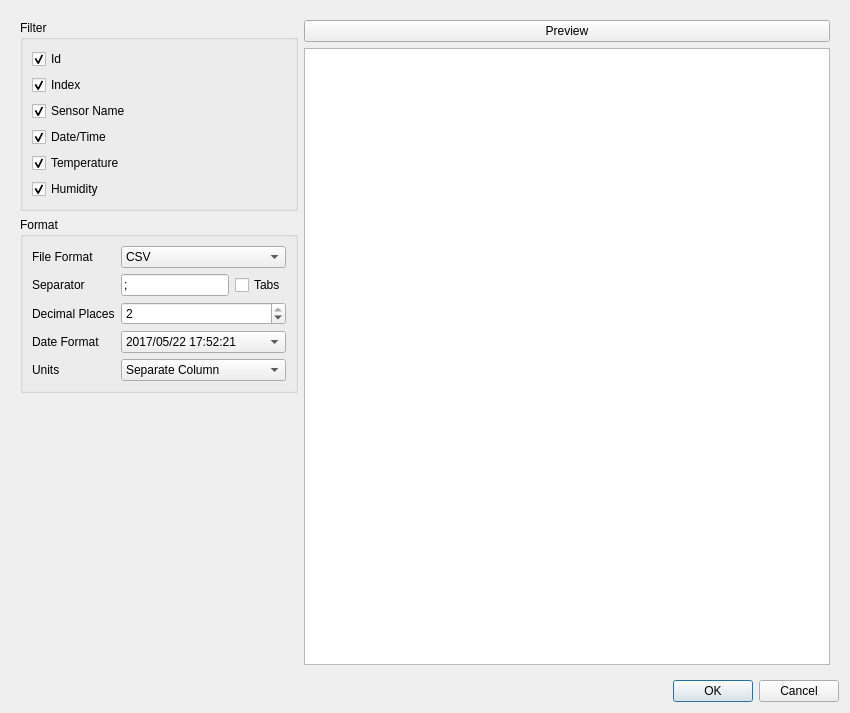
porkmarks/sense, file manager/src/ExportDataDialog.ui: the form before one commit.
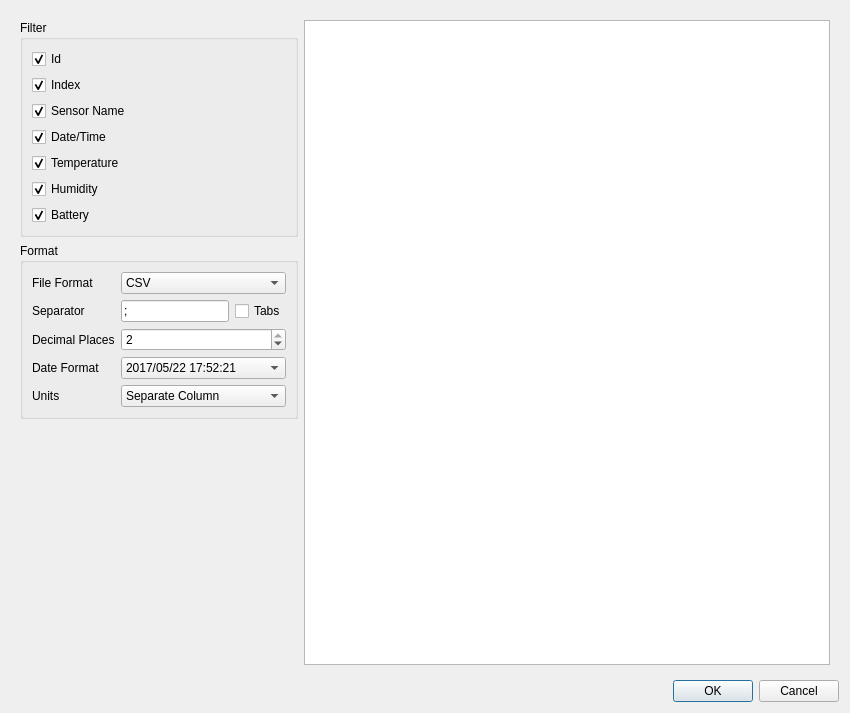
The form after the commit. Icons and pictures are not drawn.

```diff
--- a/manager/src/ExportDataDialog.ui
+++ b/manager/src/ExportDataDialog.ui
@@ -136,6 +136,20 @@
                 </property>
                </widget>
               </item>
+              <item row="7" column="0">
+               <widget class="QCheckBox" name="exportBattery">
+                <property name="text">
+                 <string>Battery</string>
+                </property>
+                <property name="icon">
+                 <iconset resource="../res/res.qrc">
+                  <normaloff>:/icons/ui/battery-75.png</normaloff>:/icons/ui/battery-75.png</iconset>
+                </property>
+                <property name="checked">
+                 <bool>true</bool>
+                </property>
+               </widget>
+              </item>
              </layout>
             </item>
            </layout>
@@ -304,18 +318,6 @@
          <property name="bottomMargin">
           <number>0</number>
          </property>
-         <item>
-          <widget class="QPushButton" name="preview">
-           <property name="font">
-            <font>
-             <family>Cantarell</family>
-            </font>
-           </property>
-           <property name="text">
-            <string>Preview</string>
-           </property>
-          </widget>
-         </item>
          <item>
           <widget class="QTextEdit" name="previewText">
            <property name="font">
```
Left out of the diff: 28 changed lines with no effect on the pictures.
